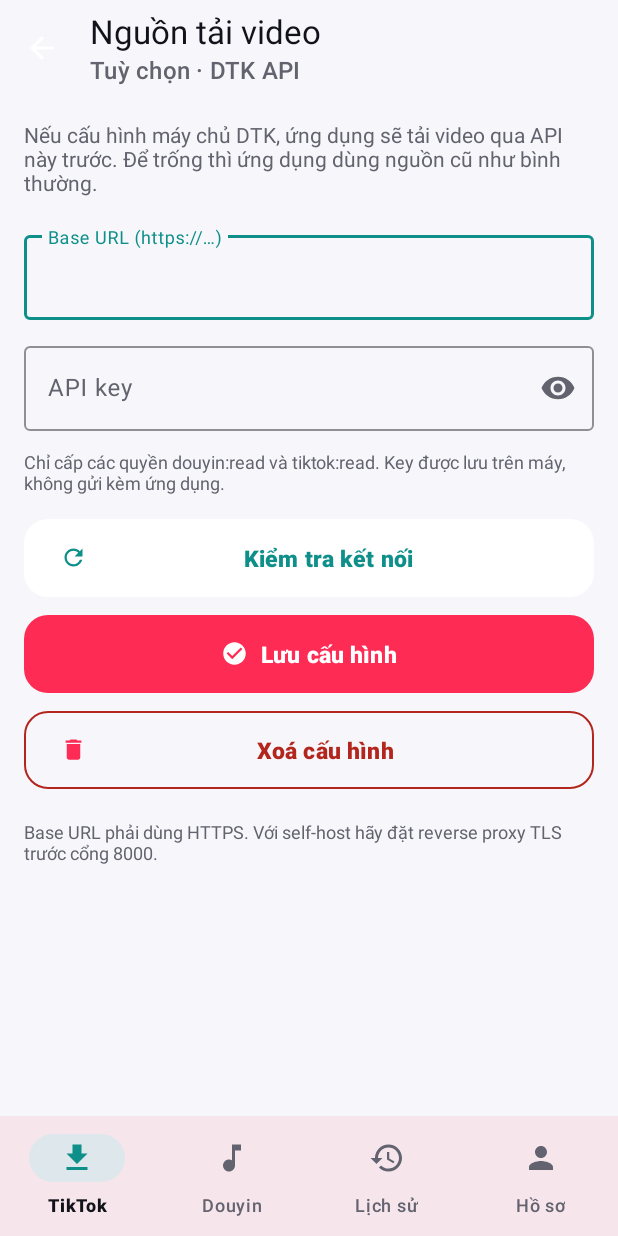
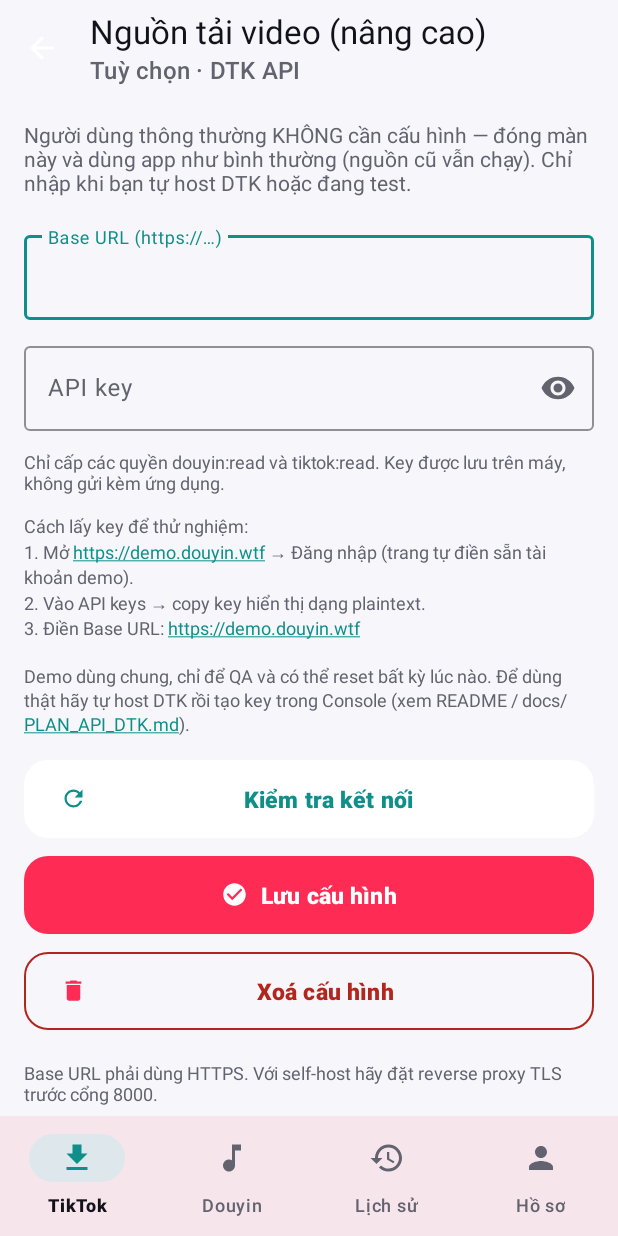
Before and after one commit to trinhxuantanh2so4-jpg/tt, an Android app: the ApiSettingsActivity screen opened directly, with no data from a screen before it, on a phone screen of 412 x 824 dp. Run offline under Robolectric (Android 15) with nearby library versions, the phone set to English and light mode, and no system bars; pictures from the network do not load.

Commit message:
Thêm hướng dẫn lấy key và form báo cáo QA DTK
- Đổi nhãn menu thành "Nguồn tải video (nâng cao)", làm rõ người dùng thường không cần cấu hình.
- Thêm link demo/howto trong màn cấu hình và README: Sign in -> API keys -> copy key plaintext.
- PLAN_API_DTK: làm rõ không nhúng/mã hoá key, HTTPS only, demo chỉ để QA.
- QA_CHECKLIST: cập nhật checklist và thêm form báo cáo 8 ca, yêu cầu che key.

```diff
--- a/app/src/main/res/layout/activity_api_settings.xml
+++ b/app/src/main/res/layout/activity_api_settings.xml
@@ -87,6 +87,17 @@
                 android:textSize="12sp" />
 
             <TextView
+                android:layout_width="match_parent"
+                android:layout_height="wrap_content"
+                android:layout_marginTop="@dimen/space_12"
+                android:autoLink="web"
+                android:lineSpacingExtra="@dimen/space_2"
+                android:text="@string/api_settings_howto"
+                android:textColor="@color/text_secondary"
+                android:textColorLink="@color/accent"
+                android:textSize="12sp" />
+
+            <TextView
                 android:id="@+id/tvStatus"
                 android:layout_width="match_parent"
                 android:layout_height="wrap_content"
--- a/app/src/main/res/values/strings.xml
+++ b/app/src/main/res/values/strings.xml
@@ -168,13 +168,14 @@
     <string name="dialog_delete_srt_message">File .srt của video này sẽ bị xoá. Bạn có chắc không?</string>
 
     <!-- ===== Nguon tai video (DTK API) ===== -->
-    <string name="action_api_settings">Nguồn tải video</string>
-    <string name="api_settings_title">Nguồn tải video</string>
+    <string name="action_api_settings">Nguồn tải video (nâng cao)</string>
+    <string name="api_settings_title">Nguồn tải video (nâng cao)</string>
     <string name="api_settings_subtitle">Tuỳ chọn · DTK API</string>
-    <string name="api_settings_intro">Nếu cấu hình máy chủ DTK, ứng dụng sẽ tải video qua API này trước. Để trống thì ứng dụng dùng nguồn cũ như bình thường.</string>
+    <string name="api_settings_intro">Người dùng thông thường KHÔNG cần cấu hình — đóng màn này và dùng app như bình thường (nguồn cũ vẫn chạy). Chỉ nhập khi bạn tự host DTK hoặc đang test.</string>
     <string name="api_settings_base_url">Base URL (https://…)</string>
     <string name="api_settings_api_key">API key</string>
     <string name="api_settings_scope_note">Chỉ cấp các quyền douyin:read và tiktok:read. Key được lưu trên máy, không gửi kèm ứng dụng.</string>
+    <string name="api_settings_howto">Cách lấy key để thử nghiệm:\n1. Mở https://demo.douyin.wtf → Đăng nhập (trang tự điền sẵn tài khoản demo).\n2. Vào API keys → copy key hiển thị dạng plaintext.\n3. Điền Base URL: https://demo.douyin.wtf\n\nDemo dùng chung, chỉ để QA và có thể reset bất kỳ lúc nào. Để dùng thật hãy tự host DTK rồi tạo key trong Console (xem README / docs/PLAN_API_DTK.md).</string>
     <string name="api_settings_test">Kiểm tra kết nối</string>
     <string name="api_settings_save">Lưu cấu hình</string>
     <string name="api_settings_clear">Xoá cấu hình</string>
```
Also changed, not shown: 3 other files.
